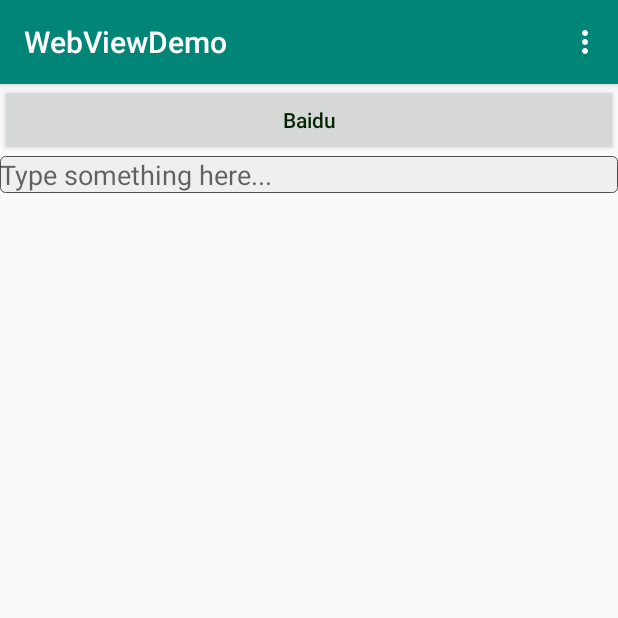
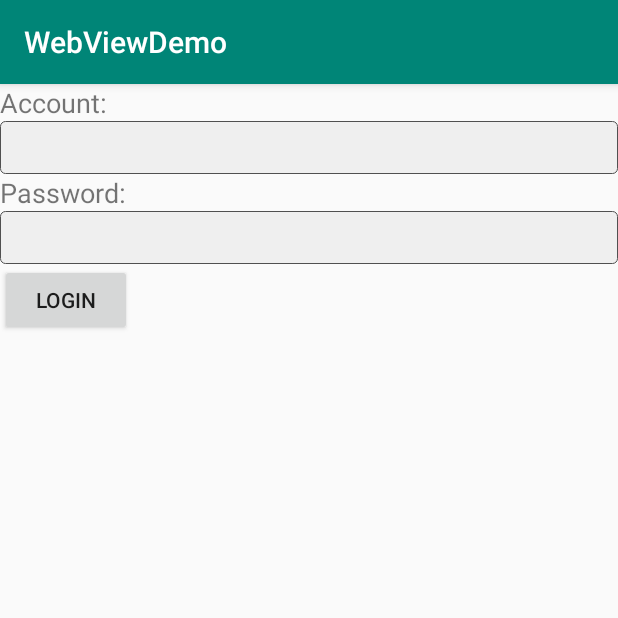
Before and after one commit to jarjarxu/AndroidLearing.github.io, an Android app: the screen it shows after launch (MainActivity before the commit, LoginActivity2 after it), on a phone screen of 412 x 824 dp, the top half of it. Run offline under Robolectric (Android 15) with nearby library versions, the phone set to English and light mode, and no system bars.

Commit message:
添加Login页面、强制下线按钮

```diff
--- a/app/src/main/java/com/example/webviewtext/BasicActivity.java
+++ b/app/src/main/java/com/example/webviewtext/BasicActivity.java
@@ -1,12 +1,19 @@
 package com.example.webviewtext;
 
 import android.app.Activity;
+import android.app.AlertDialog;
+import android.content.BroadcastReceiver;
+import android.content.Context;
+import android.content.DialogInterface;
+import android.content.Intent;
+import android.content.IntentFilter;
 import android.os.Bundle;
 import android.util.Log;
 
 import androidx.appcompat.app.AppCompatActivity;
 
 public class BasicActivity extends AppCompatActivity {
+    private ForceOffineReceiver receiver;
     @Override
     protected  void onCreate(Bundle savedInstanceState){
         super.onCreate(savedInstanceState);
@@ -14,8 +21,42 @@ public class BasicActivity extends AppCompatActivity {
         AvtivityCollector.addActivity(this);
     }
     @Override
+    protected void onResume(){
+        super.onResume();
+        IntentFilter intentFilter=new IntentFilter();
+        intentFilter.addAction("com.example.webviewtext.FORCE_OFFINE");
+        receiver=new ForceOffineReceiver();
+        registerReceiver(receiver,intentFilter);
+    }
+    @Override
+    protected void onPause(){
+        super.onPause();
+        if(receiver != null){
+            unregisterReceiver(receiver);
+            receiver=null;
+        }
+    }
+    @Override
     protected void onDestroy(){
         super.onDestroy();
         AvtivityCollector.removeActivity(this);
     }
+    class ForceOffineReceiver extends BroadcastReceiver {
+        @Override
+        public void onReceive(final Context context, Intent i){
+            AlertDialog.Builder builder=new AlertDialog.Builder(context);
+            builder.setTitle("Warning");
+            builder.setMessage("You are forced to be offline,please try to login again!");
+            builder.setCancelable(false);
+            builder.setPositiveButton("OK", new DialogInterface.OnClickListener() {
+                @Override
+                public void onClick(DialogInterface dialog, int i) {
+                    AvtivityCollector.finishAll();
+                    Intent intent =new Intent(context,LoginActivity2.class);
+                    context.startActivity(intent);
+                }
+            });
+            builder.show();
+        }
+    }
 }
--- /dev/null
+++ b/app/src/main/java/com/example/webviewtext/LoginActivity2.java
@@ -0,0 +1,36 @@
+package com.example.webviewtext;
+
+import android.content.Intent;
+import android.os.Bundle;
+import android.view.View;
+import android.widget.Button;
+import android.widget.EditText;
+import android.widget.Toast;
+
+public class LoginActivity2 extends BasicActivity{
+    private EditText edit_account,edit_password;
+    private Button login;
+    protected void onCreate(Bundle savedInstanceState){
+        super.onCreate(savedInstanceState);
+        setContentView(R.layout.activity_login2);
+        edit_account=findViewById(R.id.edit_account);
+        edit_password=findViewById(R.id.edit_password);
+        login=findViewById(R.id.login);
+        login.setOnClickListener(new View.OnClickListener() {
+            @Override
+            public void onClick(View view) {
+                    String account=edit_account.getText().toString();
+                    String password=edit_password.getText().toString();
+                    if(account.equals("a") && password.equals("123")){
+                        Intent i=new Intent(LoginActivity2.this,MainActivity.class);
+                        startActivity(i);
+                        finish();
+                        /*使用这种方法只需知道传的参数类型和个数*/
+//                   MainActivity.actionStart(login.this,"admin","123456");
+                    }else{
+                        Toast.makeText(LoginActivity2.this,"admin or password is unavailable!",Toast.LENGTH_SHORT).show();
+                    }
+                }
+    });
+    }
+}
--- a/app/src/main/java/com/example/webviewtext/SecondActivity.java
+++ b/app/src/main/java/com/example/webviewtext/SecondActivity.java
@@ -129,6 +129,7 @@ public class SecondActivity extends BasicActivity{
                 finish();
             }
         });
+        //刷新Webview页面
         button2=findViewById(R.id.edit_text);
         button2.setOnClickListener(new View.OnClickListener() {
             @Override
@@ -163,6 +164,7 @@ public class SecondActivity extends BasicActivity{
         super.onDestroy();
         unregisterReceiver(network);
     }
+    //监听网络是否可用
     class NetworkChangeReciver extends BroadcastReceiver {
 
         @Override
--- /dev/null
+++ b/app/src/main/res/layout/activity_login2.xml
@@ -0,0 +1,60 @@
+<?xml version="1.0" encoding="utf-8"?>
+<LinearLayout xmlns:android="http://schemas.android.com/apk/res/android"
+    xmlns:tools="http://schemas.android.com/tools"
+    android:layout_width="match_parent"
+    android:layout_height="match_parent"
+    android:orientation="vertical"
+
+    tools:context=".MainActivity">
+    <LinearLayout
+        android:layout_width="match_parent"
+        android:layout_height="60dp"
+        android:orientation="vertical">
+
+        <TextView
+            android:layout_width="wrap_content"
+            android:layout_height="wrap_content"
+            android:layout_gravity="center_vertical"
+            android:text="Account:"
+            android:textSize="18sp" />
+
+        <EditText
+            android:id="@+id/edit_account"
+            android:layout_width="match_parent"
+            android:layout_height="wrap_content"
+            android:layout_gravity="center_vertical"
+            android:layout_weight="1"
+            android:background="@drawable/edit_bg"
+            android:maxLines="1" />
+    </LinearLayout>
+
+    <LinearLayout
+        android:layout_width="match_parent"
+        android:layout_height="60dp"
+        android:orientation="vertical">
+
+        <TextView
+            android:layout_width="wrap_content"
+            android:layout_height="wrap_content"
+            android:layout_gravity="center_vertical"
+            android:text="Password:"
+            android:textSize="18sp" />
+
+        <EditText
+            android:id="@+id/edit_password"
+            android:layout_width="match_parent"
+            android:layout_height="wrap_content"
+            android:layout_gravity="center_vertical"
+            android:layout_weight="1"
+            android:background="@drawable/edit_bg"
+            android:inputType="textPassword"
+            android:maxLines="1" />
+    </LinearLayout>
+
+    <Button
+        android:id="@+id/login"
+        android:layout_width="wrap_content"
+        android:layout_height="wrap_content"
+        android:text="Login" />
+
+</LinearLayout>
--- a/app/src/main/res/layout/activity_main.xml
+++ b/app/src/main/res/layout/activity_main.xml
@@ -6,22 +6,23 @@
     android:orientation="vertical"
 
     tools:context=".MainActivity">
+
+<LinearLayout
+    android:layout_width="match_parent"
+    android:layout_height="90dp"
+    android:orientation="vertical">
     <Button
         android:id="@+id/button"
-        android:layout_width="match_parent"
+        android:layout_width="wrap_content"
         android:layout_height="wrap_content"
         android:gravity="center"
-        android:textColor="#022300"
         android:text="Baidu"
         android:textAllCaps="false"
-        />
-    <EditText
-        android:id="@+id/edit_text"
-        android:layout_width="match_parent"
+        android:textColor="#022300" />
+    <Button
+        android:id="@+id/button2"
+        android:layout_width="wrap_content"
         android:layout_height="wrap_content"
-        android:textColor="#000000"
-        android:background="@drawable/edit_bg"
-        android:hint="Type something here..."
-        android:maxLines="2"
-        />
+        android:text="强制下线广播" />
 </LinearLayout>
+</LinearLayout>
```
Also changed, not shown: app/src/main/AndroidManifest.xml (+19 -5 lines), app/src/main/java/com/example/webviewtext/BootCompleteReceiver.java (added, +17 -0 lines), app/src/main/java/com/example/webviewtext/MainActivity.java (+13 -1 lines), app/src/main/java/com/example/webviewtext/MyBroadcastReceiver.java (added, +17 -0 lines).
